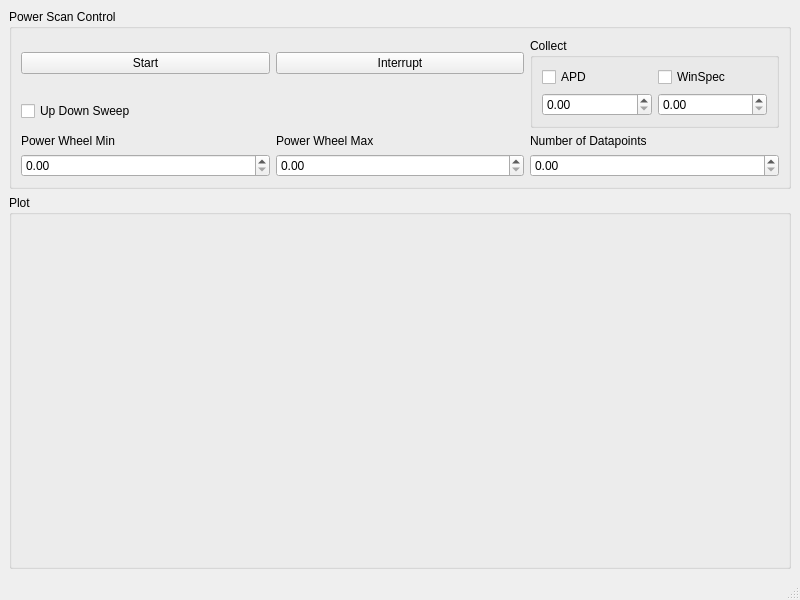
Before: the Qt Designer form df_microscope/power_scan_df.ui in ScopeFoundry/HW_attocube_anc150, drawn with Qt 5.
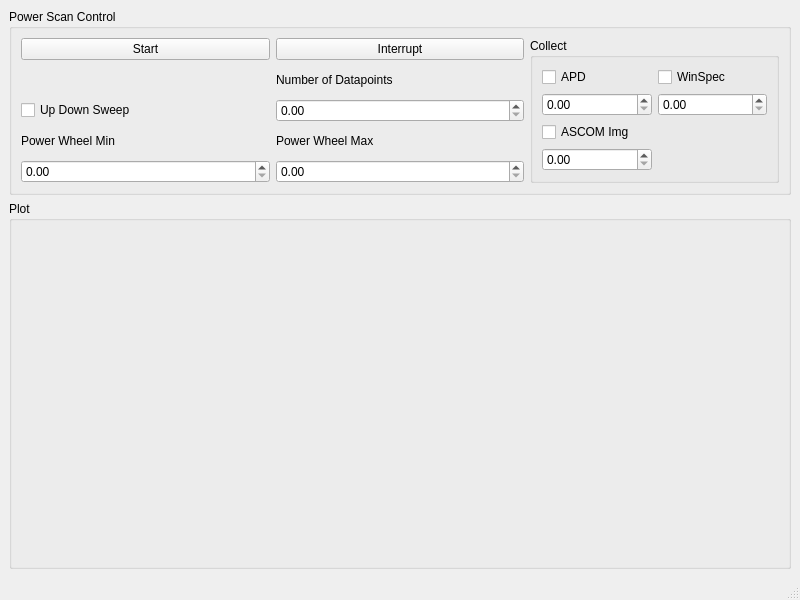
After: the same form once the commit is applied.

Commit message: power_scan_df: handle multiple detectors, including ASCOM camera

Diff of the .ui file:
```diff
--- a/df_microscope/power_scan_df.ui
+++ b/df_microscope/power_scan_df.ui
@@ -21,63 +21,63 @@
        <string>Power Scan Control</string>
       </property>
       <layout class="QGridLayout" name="gridLayout">
-       <item row="0" column="0">
-        <widget class="QPushButton" name="start_pushButton">
+       <item row="1" column="1">
+        <widget class="QLabel" name="label_3">
          <property name="text">
-          <string>Start</string>
+          <string>Number of Datapoints</string>
          </property>
         </widget>
        </item>
-       <item row="0" column="1">
-        <widget class="QPushButton" name="interrupt_pushButton">
-         <property name="text">
-          <string>Interrupt</string>
-         </property>
-        </widget>
-       </item>
-       <item row="3" column="0">
+       <item row="4" column="0">
         <widget class="QDoubleSpinBox" name="powerwheel_min_doubleSpinBox"/>
        </item>
-       <item row="3" column="1">
+       <item row="4" column="1">
         <widget class="QDoubleSpinBox" name="powerwheel_max_doubleSpinBox"/>
        </item>
-       <item row="3" column="2">
-        <widget class="QDoubleSpinBox" name="num_datapoints_doubleSpinBox"/>
-       </item>
-       <item row="2" column="0">
+       <item row="3" column="0">
         <widget class="QLabel" name="label">
          <property name="text">
           <string>Power Wheel Min</string>
          </property>
         </widget>
        </item>
-       <item row="2" column="1">
+       <item row="3" column="1">
         <widget class="QLabel" name="label_2">
          <property name="text">
           <string>Power Wheel Max</string>
          </property>
         </widget>
        </item>
-       <item row="2" column="2">
-        <widget class="QLabel" name="label_3">
+       <item row="0" column="0">
+        <widget class="QPushButton" name="start_pushButton">
          <property name="text">
-          <string>Number of Datapoints</string>
+          <string>Start</string>
          </property>
         </widget>
        </item>
-       <item row="1" column="0">
-        <widget class="QCheckBox" name="updown_sweep_checkBox">
+       <item row="0" column="1">
+        <widget class="QPushButton" name="interrupt_pushButton">
          <property name="text">
-          <string>Up Down Sweep</string>
+          <string>Interrupt</string>
          </property>
         </widget>
        </item>
-       <item row="0" column="2" rowspan="2">
+       <item row="2" column="1">
+        <widget class="QDoubleSpinBox" name="num_datapoints_doubleSpinBox"/>
+       </item>
+       <item row="0" column="2" rowspan="5">
         <widget class="QGroupBox" name="collect_groupBox">
          <property name="title">
           <string>Collect</string>
          </property>
          <layout class="QGridLayout" name="gridLayout_2">
+          <item row="2" column="0">
+           <widget class="QCheckBox" name="collect_ascom_img_checkBox">
+            <property name="text">
+             <string>ASCOM Img</string>
+            </property>
+           </widget>
+          </item>
           <item row="0" column="0">
            <widget class="QCheckBox" name="collect_apd_checkBox">
             <property name="text">
@@ -98,9 +98,19 @@
           <item row="1" column="0">
            <widget class="QDoubleSpinBox" name="apd_int_time_doubleSpinBox"/>
           </item>
+          <item row="3" column="0">
+           <widget class="QDoubleSpinBox" name="ascom_img_int_time_doubleSpinBox"/>
+          </item>
          </layout>
         </widget>
        </item>
+       <item row="2" column="0">
+        <widget class="QCheckBox" name="updown_sweep_checkBox">
+         <property name="text">
+          <string>Up Down Sweep</string>
+         </property>
+        </widget>
+       </item>
       </layout>
      </widget>
     </item>
```
The commit also changes 1 other file.
